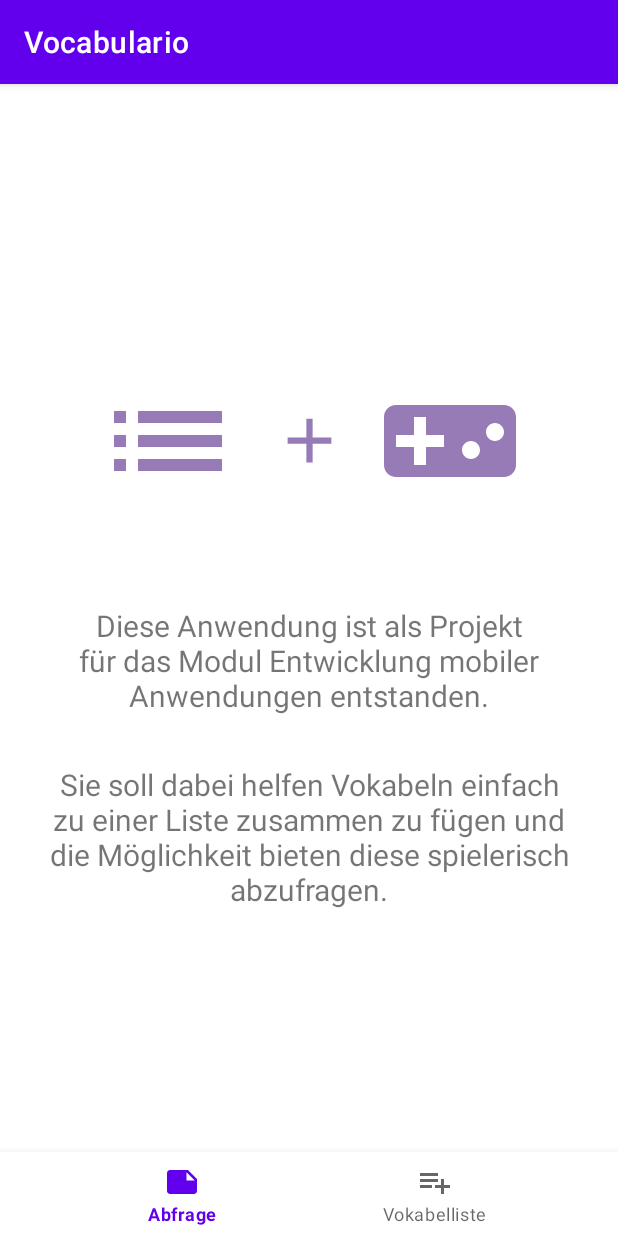
After one commit to mteerie/Vocabulario, an Android app: the InfoFragment screen opened through its navigation route, on a phone screen of 412 x 824 dp. The commit adds this screen. Run offline under Robolectric (Android 15) with nearby library versions, the phone set to English and light mode, and no system bars; our stand-ins replace Timber, navigation-ui.

Commit message:
create information fragment instantiate menu in start and list fragments add information fragment to navigation graph add colour and icon resources

```diff
--- /dev/null
+++ b/app/src/main/java/com/inf3005/android/vocabulario/InfoFragment.kt
@@ -0,0 +1,15 @@
+package com.inf3005.android.vocabulario
+
+import android.os.Bundle
+import androidx.fragment.app.Fragment
+import android.view.LayoutInflater
+import android.view.View
+import android.view.ViewGroup
+
+class InfoFragment : Fragment() {
+
+    override fun onCreateView(inflater: LayoutInflater, container: ViewGroup?,
+                              savedInstanceState: Bundle?): View? {
+        return inflater.inflate(R.layout.fragment_info, container, false)
+    }
+}
--- a/app/src/main/java/com/inf3005/android/vocabulario/ListFragment.kt
+++ b/app/src/main/java/com/inf3005/android/vocabulario/ListFragment.kt
@@ -1,13 +1,13 @@
 package com.inf3005.android.vocabulario
 
 import android.os.Bundle
+import android.view.*
 import androidx.fragment.app.Fragment
 import androidx.recyclerview.widget.GridLayoutManager
 import androidx.recyclerview.widget.LinearLayoutManager
 import androidx.recyclerview.widget.RecyclerView
-import android.view.LayoutInflater
-import android.view.View
-import android.view.ViewGroup
+import androidx.navigation.findNavController
+import androidx.navigation.ui.NavigationUI
 import com.inf3005.android.vocabulario.dummy.DummyContent
 
 /**
@@ -37,6 +37,18 @@ class ListFragment : Fragment() {
                 adapter = MyVokabelRecyclerViewAdapter(DummyContent.ITEMS)
             }
         }
+        setHasOptionsMenu(true)
+
         return view
     }
+
+    override fun onCreateOptionsMenu(menu: Menu, inflater: MenuInflater) {
+        super.onCreateOptionsMenu(menu, inflater)
+        inflater.inflate(R.menu.dot_menu,menu)
+    }
+
+    override fun onOptionsItemSelected(item: MenuItem): Boolean {
+        return NavigationUI.onNavDestinationSelected(item, requireView().findNavController())
+                || super.onOptionsItemSelected(item)
+    }
 }
--- a/app/src/main/java/com/inf3005/android/vocabulario/MainActivity.kt
+++ b/app/src/main/java/com/inf3005/android/vocabulario/MainActivity.kt
@@ -4,7 +4,6 @@ import androidx.appcompat.app.AppCompatActivity
 import android.os.Bundle
 import android.provider.Settings.Global.getString
 import androidx.appcompat.app.ActionBar
-import androidx.databinding.DataBindingUtil
 import androidx.fragment.app.Fragment
 import androidx.navigation.NavController
 import androidx.navigation.Navigation
--- a/app/src/main/java/com/inf3005/android/vocabulario/StartFragment.kt
+++ b/app/src/main/java/com/inf3005/android/vocabulario/StartFragment.kt
@@ -1,10 +1,10 @@
 package com.inf3005.android.vocabulario
 
 import android.os.Bundle
+import android.view.*
 import androidx.fragment.app.Fragment
-import android.view.LayoutInflater
-import android.view.View
-import android.view.ViewGroup
+import androidx.navigation.findNavController
+import androidx.navigation.ui.NavigationUI
 import timber.log.Timber
 
 /**
@@ -17,9 +17,20 @@ class StartFragment : Fragment() {
         inflater: LayoutInflater, container: ViewGroup?,
         savedInstanceState: Bundle?
     ): View? {
+        setHasOptionsMenu(true)
         return inflater.inflate(R.layout.fragment_start, container, false)
     }
 
+
+    override fun onCreateOptionsMenu(menu: Menu, inflater: MenuInflater) {
+        super.onCreateOptionsMenu(menu, inflater)
+        inflater.inflate(R.menu.dot_menu,menu)
+    }
+
+    override fun onOptionsItemSelected(item: MenuItem): Boolean {
+        return NavigationUI.onNavDestinationSelected(item, requireView().findNavController())
+                || super.onOptionsItemSelected(item)
+    }
 
     /**
      * Zwecks Debugging implementierte Funktion
--- /dev/null
+++ b/app/src/main/res/drawable/ic_info_list.xml
@@ -0,0 +1,5 @@
+<vector android:height="96dp" android:tint="?attr/colorControlNormal"
+    android:viewportHeight="24" android:viewportWidth="24"
+    android:width="96dp" xmlns:android="http://schemas.android.com/apk/res/android">
+    <path android:fillColor="@android:color/white" android:pathData="M3,13h2v-2L3,11v2zM3,17h2v-2L3,15v2zM3,9h2L5,7L3,7v2zM7,13h14v-2L7,11v2zM7,17h14v-2L7,15v2zM7,7v2h14L21,7L7,7z"/>
+</vector>
--- /dev/null
+++ b/app/src/main/res/drawable/ic_info_play.xml
@@ -0,0 +1,5 @@
+<vector android:height="96dp" android:tint="?attr/colorControlNormal"
+    android:viewportHeight="24" android:viewportWidth="24"
+    android:width="96dp" xmlns:android="http://schemas.android.com/apk/res/android">
+    <path android:fillColor="@android:color/white" android:pathData="M21,6L3,6c-1.1,0 -2,0.9 -2,2v8c0,1.1 0.9,2 2,2h18c1.1,0 2,-0.9 2,-2L23,8c0,-1.1 -0.9,-2 -2,-2zM11,13L8,13v3L6,16v-3L3,13v-2h3L6,8h2v3h3v2zM15.5,15c-0.83,0 -1.5,-0.67 -1.5,-1.5s0.67,-1.5 1.5,-1.5 1.5,0.67 1.5,1.5 -0.67,1.5 -1.5,1.5zM19.5,12c-0.83,0 -1.5,-0.67 -1.5,-1.5S18.67,9 19.5,9s1.5,0.67 1.5,1.5 -0.67,1.5 -1.5,1.5z"/>
+</vector>
--- /dev/null
+++ b/app/src/main/res/drawable/ic_info_plus.xml
@@ -0,0 +1,5 @@
+<vector android:height="80dp" android:tint="?attr/colorControlNormal"
+    android:viewportHeight="24" android:viewportWidth="24"
+    android:width="80dp" xmlns:android="http://schemas.android.com/apk/res/android">
+    <path android:fillColor="@android:color/white" android:pathData="M19,13h-6v6h-2v-6H5v-2h6V5h2v6h6v2z"/>
+</vector>
--- /dev/null
+++ b/app/src/main/res/layout/fragment_info.xml
@@ -0,0 +1,74 @@
+<?xml version="1.0" encoding="utf-8"?>
+<androidx.constraintlayout.widget.ConstraintLayout xmlns:android="http://schemas.android.com/apk/res/android"
+    xmlns:app="http://schemas.android.com/apk/res-auto"
+    xmlns:tools="http://schemas.android.com/tools"
+    android:layout_width="match_parent"
+    android:layout_height="match_parent"
+    tools:context=".InfoFragment">
+
+    <ImageView
+        android:id="@+id/aboutImageList"
+        android:layout_width="0dp"
+        android:layout_height="wrap_content"
+        android:layout_marginStart="64dp"
+        android:layout_marginTop="128dp"
+        app:tint="@color/lavender"
+        app:layout_constraintBottom_toTopOf="@+id/info_text_1"
+        app:layout_constraintStart_toStartOf="parent"
+        app:layout_constraintTop_toTopOf="parent"
+        app:srcCompat="@drawable/ic_info_list" />
+
+    <ImageView
+        android:id="@+id/aboutImagePlus"
+        android:layout_width="50dp"
+        android:layout_height="50dp"
+        android:layout_marginTop="128dp"
+        app:tint="@color/lavender"
+        app:layout_constraintBottom_toTopOf="@+id/info_text_1"
+        app:layout_constraintEnd_toStartOf="@+id/aboutImagePlay"
+        app:layout_constraintStart_toEndOf="@+id/aboutImageList"
+        app:layout_constraintTop_toTopOf="parent"
+        android:scaleType="fitXY"
+        app:srcCompat="@drawable/ic_info_plus" />
+
+    <ImageView
+        android:id="@+id/aboutImagePlay"
+        android:layout_width="0dp"
+        android:layout_height="wrap_content"
+        android:layout_marginEnd="64dp"
+        android:layout_marginTop="128dp"
+        app:tint="@color/lavender"
+        app:layout_constraintBottom_toTopOf="@+id/info_text_1"
+        app:layout_constraintEnd_toEndOf="parent"
+        app:layout_constraintTop_toTopOf="parent"
+        app:srcCompat="@drawable/ic_info_play" />
+
+    <TextView
+        android:id="@+id/info_text_1"
+        android:layout_width="0dp"
+        android:layout_height="wrap_content"
+        android:layout_marginStart="32sp"
+        android:layout_marginEnd="32sp"
+        android:text="@string/info_text_1"
+        android:textSize="20sp"
+        android:gravity="center"
+        app:layout_constraintBottom_toBottomOf="parent"
+        app:layout_constraintEnd_toEndOf="parent"
+        app:layout_constraintStart_toStartOf="parent"
+        app:layout_constraintTop_toTopOf="parent" />
+
+    <TextView
+        android:id="@+id/info_text_2"
+        android:layout_width="0dp"
+        android:layout_height="wrap_content"
+        android:layout_marginStart="32sp"
+        android:layout_marginTop="32sp"
+        android:layout_marginEnd="32sp"
+        android:text="@string/info_text_2"
+        android:textSize="20sp"
+        android:gravity="center"
+        app:layout_constraintEnd_toEndOf="parent"
+        app:layout_constraintStart_toStartOf="parent"
+        app:layout_constraintTop_toBottomOf="@id/info_text_1" />
+
+</androidx.constraintlayout.widget.ConstraintLayout>
--- a/app/src/main/res/layout/fragment_vokabelliste.xml
+++ b/app/src/main/res/layout/fragment_vokabelliste.xml
@@ -8,6 +8,6 @@
     android:layout_height="match_parent"
     android:layout_marginLeft="16dp"
     android:layout_marginRight="16dp"
-    app:layoutManager="LinearLayoutManager"
+    app:layoutManager="androidx.recyclerview.widget.LinearLayoutManager"
     tools:context=".ListFragment"
     tools:listitem="@layout/fragment_vokabelliste_item" />
--- /dev/null
+++ b/app/src/main/res/menu/dot_menu.xml
@@ -0,0 +1,8 @@
+<?xml version="1.0" encoding="utf-8"?>
+<menu xmlns:android="http://schemas.android.com/apk/res/android">
+
+    <item
+        android:id="@+id/infoFragment"
+        android:title="@string/menu_info" />
+
+</menu>
--- a/app/src/main/res/navigation/nav_graph_main.xml
+++ b/app/src/main/res/navigation/nav_graph_main.xml
@@ -15,4 +15,9 @@
         android:name="com.inf3005.android.vocabulario.ListFragment"
         android:label="fragment_vokabelliste"
         tools:layout="@layout/fragment_vokabelliste"/>
+    <fragment
+        android:id="@+id/infoFragment"
+        android:name="com.inf3005.android.vocabulario.InfoFragment"
+        android:label="fragment_info"
+        tools:layout="@layout/fragment_info" />
 </navigation>
--- a/app/src/main/res/values/colors.xml
+++ b/app/src/main/res/values/colors.xml
@@ -7,4 +7,7 @@
     <color name="teal_700">#FF018786</color>
     <color name="black">#FF000000</color>
     <color name="white">#FFFFFFFF</color>
+    <color name="grey">#767676</color>
+    <color name="lavender">#967BB6</color>
+
 </resources>
--- a/app/src/main/res/values/strings.xml
+++ b/app/src/main/res/values/strings.xml
@@ -1,8 +1,10 @@
 <resources>
     <string name="app_name">Vocabulario</string>
-    <string name="hello_blank_fragment">Hello blank fragment</string>
     <string name="start_textview_text">Prüfe Deine Vokabelkenntnisse!</string>
     <string name="abfrage_start_button_text">Start</string>
     <string name="abfrage_nav_button_text">Abfrage</string>
     <string name="vokabelliste_nav_button_text">Vokabelliste</string>
+    <string name="info_text_1">Diese Anwendung ist als Projekt für das Modul Entwicklung mobiler Anwendungen entstanden.</string>
+    <string name="info_text_2">Sie soll dabei helfen Vokabeln einfach zu einer Liste zusammen zu fügen und die Möglichkeit bieten diese spielerisch abzufragen.</string>
+    <string name="menu_info">Information</string>
 </resources>
```
